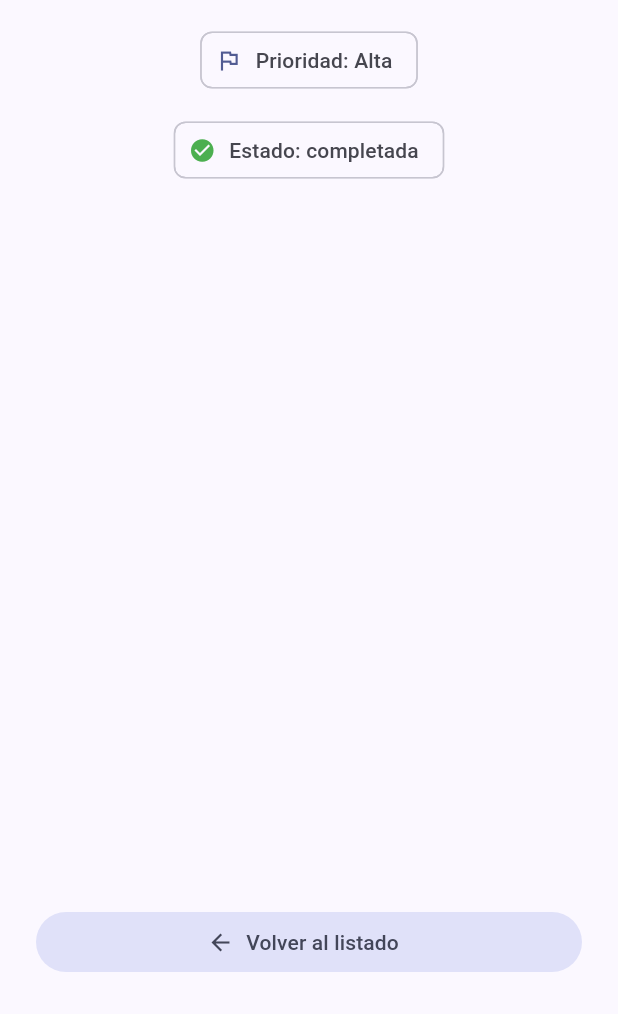
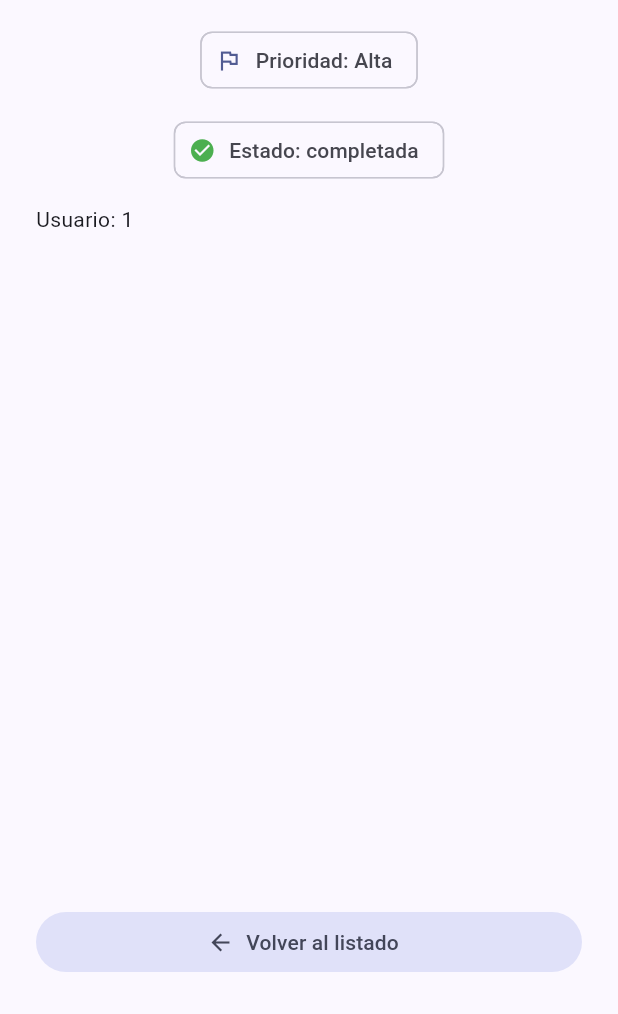
Before and after one commit to CasanovaBryan/Taskflow, a Flutter app: the screen it shows after launch, after a tap on "Configurar el proyecto Flutter", on a phone screen of 412 x 824 dp, the part 222-1236 px from its top. Run offline on Flutter 3.47's test engine with Material 3 defaults, Android fonts, the phone set to English and light mode, and no system bars; our stand-ins replace go_router.

Commit message:
docs: definir alcance y modelo de TaskFlow

```diff
--- a/lib/main.dart
+++ b/lib/main.dart
@@ -1,5 +1,7 @@
 import 'package:flutter/material.dart';
 import 'package:go_router/go_router.dart';
+
+import 'task.dart';
 
 void main() {
   runApp(const TaskFlowApp());
@@ -22,22 +24,6 @@ class TaskFlowApp extends StatelessWidget {
   }
 }
 
-class Task {
-  const Task({
-    required this.id,
-    required this.title,
-    required this.description,
-    required this.priority,
-    required this.isCompleted,
-  });
-
-  final int id;
-  final String title;
-  final String description;
-  final String priority;
-  final bool isCompleted;
-}
-
 const demoTasks = [
   Task(
     id: 1,
@@ -45,6 +31,7 @@ const demoTasks = [
     description: 'Preparar la estructura inicial de TaskFlow',
     priority: 'Alta',
     isCompleted: true,
+    userId: 1,
   ),
   Task(
     id: 2,
@@ -52,6 +39,7 @@ const demoTasks = [
     description: 'Mostrar título, prioridad y descripción',
     priority: 'Alta',
     isCompleted: false,
+    userId: 1,
   ),
   Task(
     id: 3,
@@ -59,6 +47,7 @@ const demoTasks = [
     description: 'Construir elementos con ListView.builder',
     priority: 'Alta',
     isCompleted: false,
+    userId: 1,
   ),
   Task(
     id: 4,
@@ -66,6 +55,7 @@ const demoTasks = [
     description: 'Distinguir tareas pendientes y completadas',
     priority: 'Media',
     isCompleted: false,
+    userId: 1,
   ),
   Task(
     id: 5,
@@ -73,6 +63,7 @@ const demoTasks = [
     description: 'Ejecutar pruebas y flutter analyze',
     priority: 'Media',
     isCompleted: false,
+    userId: 1,
   ),
 ];
 
@@ -198,6 +189,8 @@ class TaskDetailScreen extends StatelessWidget {
                           : 'Estado: pendiente',
                     ),
                   ),
+                  const SizedBox(height: 12),
+                  Text('Usuario: ${currentTask.userId}'),
                 ],
               ),
             ),
--- /dev/null
+++ b/lib/task.dart
@@ -0,0 +1,28 @@
+class Task {
+  const Task({
+    required this.id,
+    required this.title,
+    required this.description,
+    required this.priority,
+    required this.isCompleted,
+    required this.userId,
+  });
+
+  final int id;
+  final String title;
+  final String description;
+  final String priority;
+  final bool isCompleted;
+  final int userId;
+
+  factory Task.fromJson(Map<String, dynamic> json) {
+    return Task(
+      id: json['id'] as int,
+      title: json['title'] as String,
+      description: json['description'] as String,
+      priority: json['priority'] as String,
+      isCompleted: json['isCompleted'] as bool,
+      userId: json['userId'] as int,
+    );
+  }
+}
```
Also changed, not shown: 1 other file.
